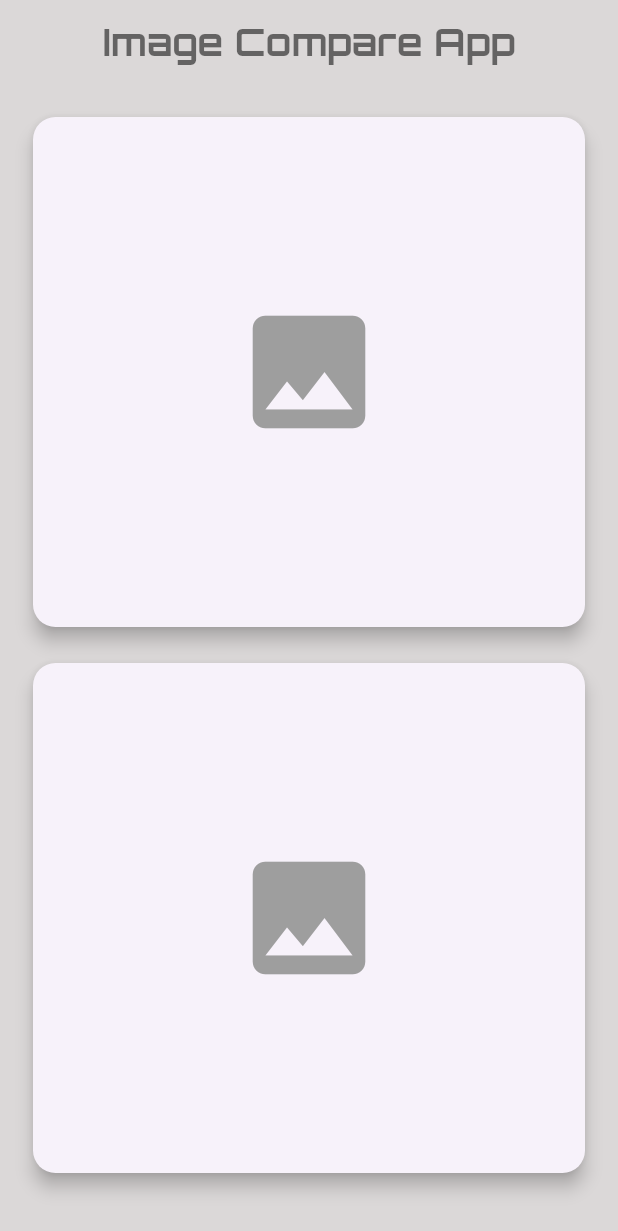
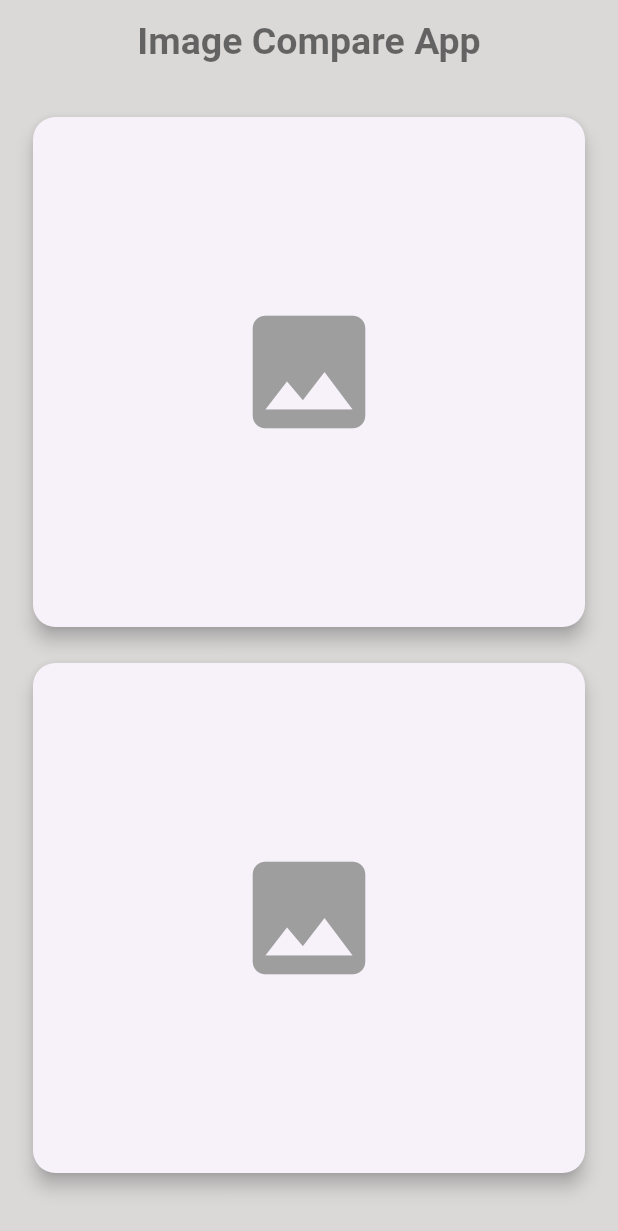
Before and after one commit to Alto-b/image_compare_app, a Flutter app: the screen it shows after launch, on a phone screen of 412 x 824 dp. Shown: the top 1231 px of the screen. Run offline on Flutter 3.47's test engine with Material 3 defaults, Android fonts, the phone set to English and light mode, and no system bars; our stand-ins replace image_picker.

Commit message:
google fonts removed

```diff
--- a/lib/main.dart
+++ b/lib/main.dart
@@ -1,5 +1,4 @@
 import 'package:flutter/material.dart';
-import 'package:google_fonts/google_fonts.dart';
 import 'package:image_picker/image_picker.dart';
 import 'package:image/image.dart' as img;
 import 'dart:io';
@@ -115,7 +114,7 @@ class _ImageCompareScreenState extends State<ImageCompareScreen> {
         backgroundColor: Color.fromARGB(255, 219, 216, 216),
         title: Text(
           'Image Compare App',
-          style: GoogleFonts.orbitron(
+          style: TextStyle(
             color: Colors.black54,
             fontSize: 25,
             fontWeight: FontWeight.w700,
@@ -184,6 +183,9 @@ class _ImageCompareScreenState extends State<ImageCompareScreen> {
             ),
             child: Container(
               height: 200,
+              clipBehavior: Clip.antiAliasWithSaveLayer,
+              decoration:
+                  BoxDecoration(borderRadius: BorderRadius.circular(30)),
               child: Center(
                 child: _getImage(imageNumber),
               ),
--- a/pubspec.yaml
+++ b/pubspec.yaml
@@ -31,7 +31,6 @@ dependencies:
   cupertino_icons: ^1.0.2
   flutter:
     sdk: flutter
-  google_fonts:
   image: null
   image_picker: null
 
```
Also changed, not shown: pubspec.lock, 1 other file.
